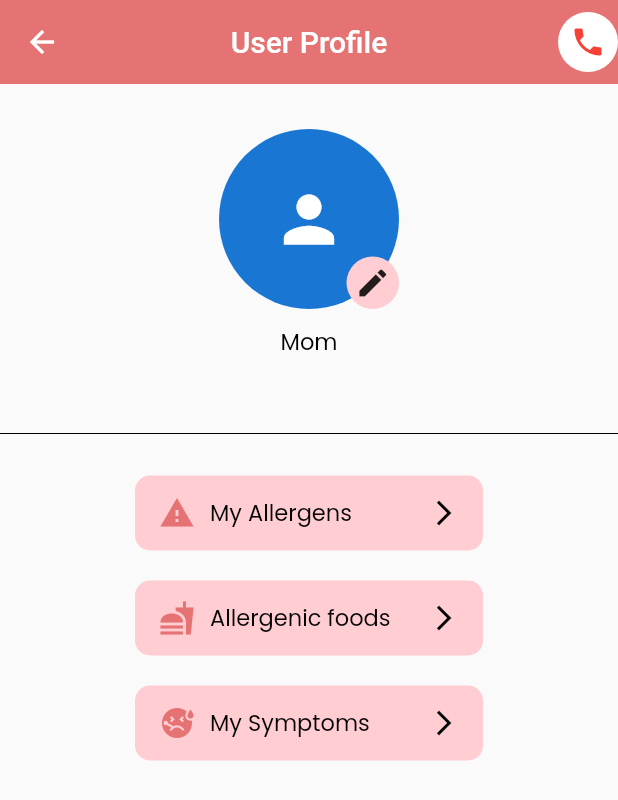
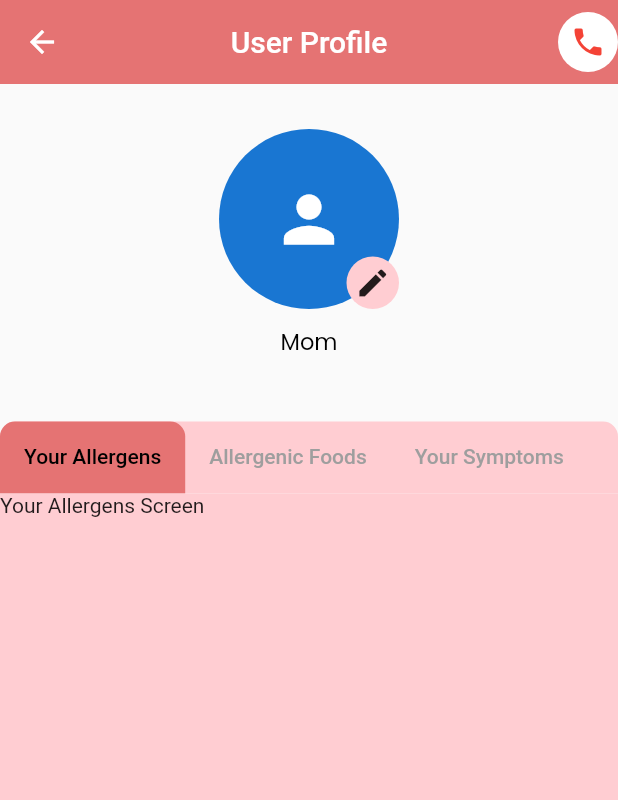
Before and after one commit to gavin331/orbital, a Flutter app: the screen it shows once a user with an empty profile is signed in, in the side drawer, after a tap on "User Profile", on a phone screen of 412 x 824 dp. Shown: the top 800 px of the screen. Run offline on Flutter 3.47's test engine with Material 2 defaults, Android fonts, the phone set to English and light mode, and no system bars; our stand-ins replace firebase_auth, firebase_core; accounts and stored records are empty.

Commit message:
Updated to original UserProfile design

```diff
--- a/lib/Reusables/UserProfileButton.dart
+++ b/lib/Reusables/UserProfileButton.dart
@@ -12,11 +12,7 @@ class UserProfileButton extends StatelessWidget {
   Widget build(BuildContext context) {
     return ElevatedButton(
       onPressed: () {
-<<<<<<< HEAD
-        //Brings the user to the screen that the button specifies.
-=======
 
->>>>>>> bd5feb558405a8e0ca596b3d961dca0015bddaee
       },
       style: ButtonStyle(
         backgroundColor: MaterialStateProperty.all<Color>(Colors.red[100]!),
--- a/lib/screens/UserProfile.dart
+++ b/lib/screens/UserProfile.dart
@@ -1,14 +1,21 @@
 import 'package:flutter/material.dart';
-import '../Reusables/UserProfileButton.dart';
 import '../service/AuthService.dart';
 
-class UserProfile extends StatelessWidget {
-  UserProfile({Key? key}) : super(key: key);
+class UserProfile extends StatefulWidget {
+  const UserProfile({Key? key}) : super(key: key);
 
+  @override
+  State<UserProfile> createState() => _UserProfileState();
+}
+
+class _UserProfileState extends State<UserProfile> with TickerProviderStateMixin {
   final AuthService _authService = AuthService();
 
   @override
   Widget build(BuildContext context) {
+
+    TabController _tabController = TabController(length: 3, vsync: this);
+
     return Scaffold(
       appBar: AppBar(
         backgroundColor: Colors.red[300],
@@ -81,18 +88,94 @@ class UserProfile extends StatelessWidget {
               ),
             ),
             const SizedBox(height: 20),
-            const Divider(color: Colors.black),
-            const SizedBox(height: 20),
 
             //Menu
-            const UserProfileButton(title: 'My Allergens', icon: Icons.warning),
-            const SizedBox(height: 20),
-            const UserProfileButton(title: 'Allergenic foods', icon: Icons.fastfood_sharp),
-            const SizedBox(height: 20),
-            const UserProfileButton(title: 'My Symptoms', icon: Icons.sick),
+            Container(
+              decoration: BoxDecoration(
+                color: Colors.red[100],
+                borderRadius: const BorderRadius.only(
+                  topLeft: Radius.circular(10.0),
+                  topRight: Radius.circular(10.0),
+                ),
+              ),
+              child: Align(
+                alignment: Alignment.centerLeft,
+                child: TabBar(
+                  controller: _tabController,
+                  labelColor: Colors.black,
+                  unselectedLabelColor: Colors.grey,
+                  isScrollable: true,
+                  indicator: BoxDecoration(
+                    color: Colors.red[300], //Color when the tab is pressed.
+                    borderRadius: const BorderRadius.only(
+                      topLeft: Radius.circular(10.0),
+                      topRight: Radius.circular(10.0),
+                    ),
+                  ),
+                  tabs: const [
+                    Tab(text: 'Your Allergens'),
+                    Tab(text: 'Allergenic Foods'),
+                    Tab(text: 'Your Symptoms'),
+                  ],
+                ),
+              ),
+            ),
+            Flexible(
+              child: Container(
+                color: Colors.red[100],
+                child: TabBarView(
+                  controller: _tabController,
+                  children: const [
+                    //TODO: Replace all these with their respective screens,
+                    //TODO: maybe a list view? Example given below.
+                    Text('Your Allergens Screen'),
+                    Text('Allergenic Foods Screen'),
+                    Text('Your Symptoms Screen'),
+                  ],
+                ),
+              ),
+            ),
           ],
         ),
       ),
     );
   }
 }
+
+/*
+Flexible(
+  child: Container(
+    color: Colors.red[100],
+    child: TabBarView(
+      controller: _tabController,
+      children: [
+        ListView(
+          children: const [
+            // Content for Your Allergens tab
+            ListTile(title: Text('Allergen 1')),
+            ListTile(title: Text('Allergen 2')),
+            ListTile(title: Text('Allergen 3')),
+            // ...
+          ],
+        ),
+        ListView(
+          children: const [
+            // Content for Allergenic Foods tab
+            ListTile(title: Text('Food 1')),
+            ListTile(title: Text('Food 2')),
+            ListTile(title: Text('Food 3')),
+            // ...
+          ],
+        ),
+        ListView(
+          children: const [
+            // Content for Your Symptoms tab
+            ListTile(title: Text('Symptom 1')),
+            ListTile(title: Text('Symptom 2')),
+            ListTile(title: Text('Symptom 3')),
+            // ...
+          ],
+        ),
+      ],
+    ),
+ */
```
